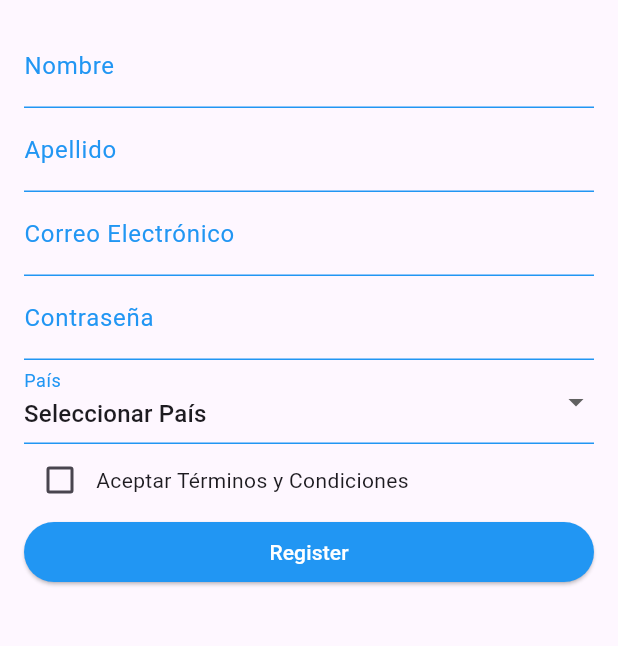
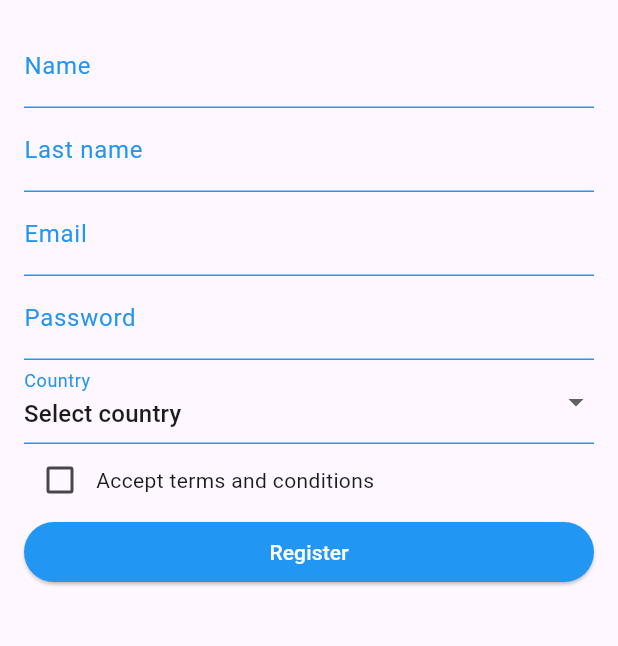
Before and after one commit to anamariaag/Travel_Mate, a Flutter app: the Register screen opened directly, on a phone screen of 412 x 824 dp, the part 84-730 px from its top. Run offline on Flutter 3.47's test engine with Material 3 defaults, Android fonts, the phone set to English and light mode, and no system bars; our stand-ins replace bloc, cloud_firestore, equatable, firebase_auth, firebase_core, flutter_bloc and 4 more; accounts and stored records are empty.

Commit message:
register change

```diff
--- a/lib/register/register.dart
+++ b/lib/register/register.dart
@@ -36,9 +36,9 @@ class _RegisterFormState extends State<RegisterForm> {
   final TextEditingController _emailController = TextEditingController();
   final TextEditingController _passwordController = TextEditingController();
   bool _acceptTerms = false;
-  String _selectedCountry = 'Seleccionar País';
+  String _selectedCountry = 'Select country';
   List<String> _countries = [
-    'Seleccionar País',
+    'Select country',
     'México',
     'USA',
     'Canada'
@@ -61,7 +61,7 @@ class _RegisterFormState extends State<RegisterForm> {
             TextFormField(
               controller: _firstNameController,
               decoration: InputDecoration(
-                  labelText: 'Nombre',
+                  labelText: 'Name',
                   labelStyle: TextStyle(color: Colors.blue),
                   enabledBorder: UnderlineInputBorder(
                     borderSide: BorderSide(color: Colors.blue),
@@ -72,7 +72,7 @@ class _RegisterFormState extends State<RegisterForm> {
                   hoverColor: Colors.blue),
               validator: (value) {
                 if (value == null || value.isEmpty) {
-                  return 'Por favor ingresa tu nombre';
+                  return 'Please enter your name';
                 }
                 return null;
               },
@@ -80,7 +80,7 @@ class _RegisterFormState extends State<RegisterForm> {
             TextFormField(
               controller: _lastNameController,
               decoration: InputDecoration(
-                labelText: 'Apellido',
+                labelText: 'Last name',
                 labelStyle: TextStyle(color: Colors.blue),
                 enabledBorder: UnderlineInputBorder(
                   borderSide: BorderSide(color: Colors.blue),
@@ -91,7 +91,7 @@ class _RegisterFormState extends State<RegisterForm> {
               ),
               validator: (value) {
                 if (value == null || value.isEmpty) {
-                  return 'Por favor ingresa tu apellido';
+                  return 'Please enter your lastname';
                 }
                 return null;
               },
@@ -99,7 +99,7 @@ class _RegisterFormState extends State<RegisterForm> {
             TextFormField(
               controller: _emailController,
               decoration: InputDecoration(
-                labelText: 'Correo Electrónico',
+                labelText: 'Email',
                 labelStyle: TextStyle(color: Colors.blue),
                 enabledBorder: UnderlineInputBorder(
                   borderSide: BorderSide(color: Colors.blue),
@@ -110,12 +110,12 @@ class _RegisterFormState extends State<RegisterForm> {
               ),
               validator: (value) {
                 if (value == null || value.isEmpty) {
-                  return 'Por favor ingresa tu correo electrónico';
+                  return 'Please enter your email';
                 }
                 if (!RegExp(
                         r'\b[A-Za-z0-9._%+-]+@[A-Za-z0-9.-]+\.[A-Z|a-z]{2,}\b')
                     .hasMatch(value)) {
-                  return 'Por favor ingresa un correo electrónico válido';
+                  return 'Please enter a valid email';
                 }
                 return null;
               },
@@ -123,7 +123,7 @@ class _RegisterFormState extends State<RegisterForm> {
             TextFormField(
               controller: _passwordController,
               decoration: InputDecoration(
-                labelText: 'Contraseña',
+                labelText: 'Password',
                 labelStyle: TextStyle(color: Colors.blue),
                 enabledBorder: UnderlineInputBorder(
                   borderSide: BorderSide(color: Colors.blue),
@@ -135,7 +135,7 @@ class _RegisterFormState extends State<RegisterForm> {
               obscureText: true,
               validator: (value) {
                 if (value == null || value.isEmpty) {
-                  return 'Por favor ingresa tu contraseña';
+                  return 'Please enter a password';
                 }
                 return null;
               },
@@ -154,7 +154,7 @@ class _RegisterFormState extends State<RegisterForm> {
                 });
               },
               decoration: InputDecoration(
-                labelText: 'País',
+                labelText: 'Country',
                 labelStyle: TextStyle(color: Colors.blue),
                 enabledBorder: UnderlineInputBorder(
                   borderSide: BorderSide(color: Colors.blue),
@@ -164,8 +164,8 @@ class _RegisterFormState extends State<RegisterForm> {
                 ),
               ),
               validator: (value) {
-                if (value == 'Seleccionar País') {
-                  return 'Por favor selecciona tu país';
+                if (value == 'Select country') {
+                  return 'Please select your country';
                 }
                 return null;
               },
@@ -181,7 +181,7 @@ class _RegisterFormState extends State<RegisterForm> {
                     });
                   },
                 ),
-                Text('Aceptar Términos y Condiciones'),
+                Text('Accept terms and conditions'),
               ],
             ),
             ElevatedButton(
--- a/pubspec.yaml
+++ b/pubspec.yaml
@@ -18,6 +18,7 @@ dependencies:
   firebase_core: ^2.28.0
   equatable: ^2.0.5
   google_sign_in: ^6.2.1
+  geolocator: ^8.0.0
   cloud_firestore: ^4.16.1
   firebase_ui_firestore: ^1.6.2
 
```
Also changed, not shown: lib/itinerary/itinerary_details.dart (+69 -2 lines), pubspec.lock, 4 other files.
